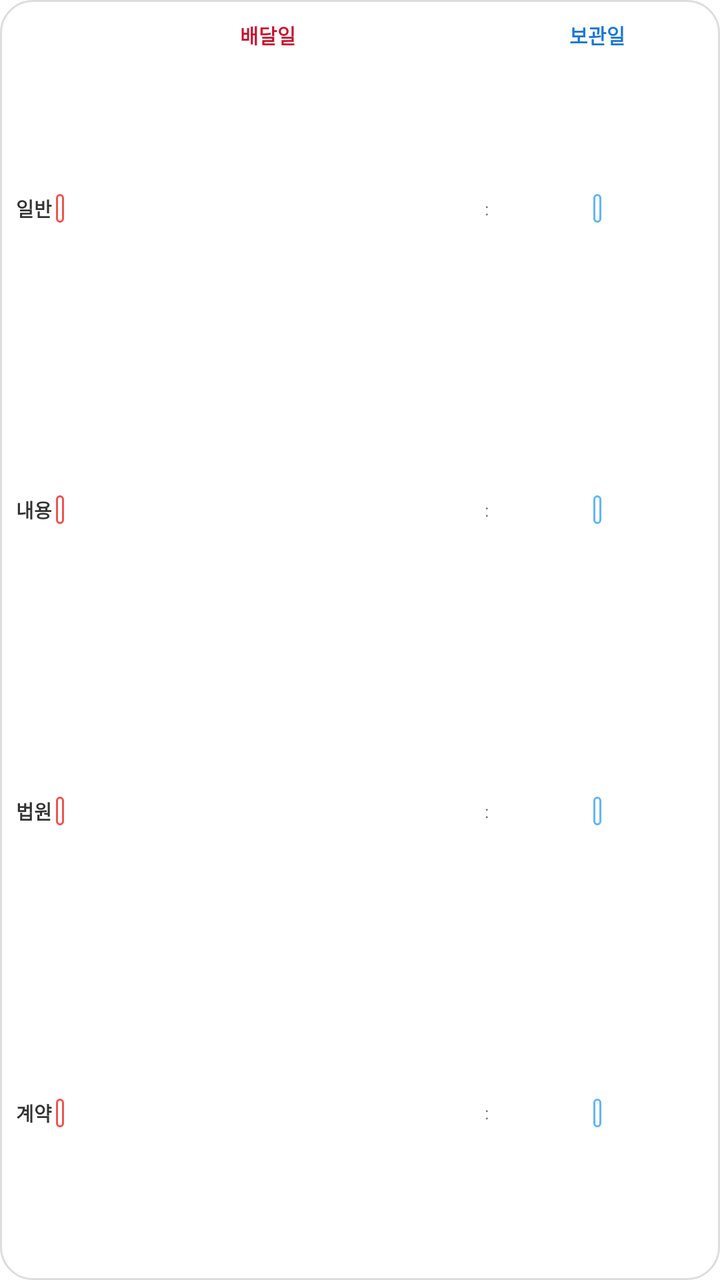
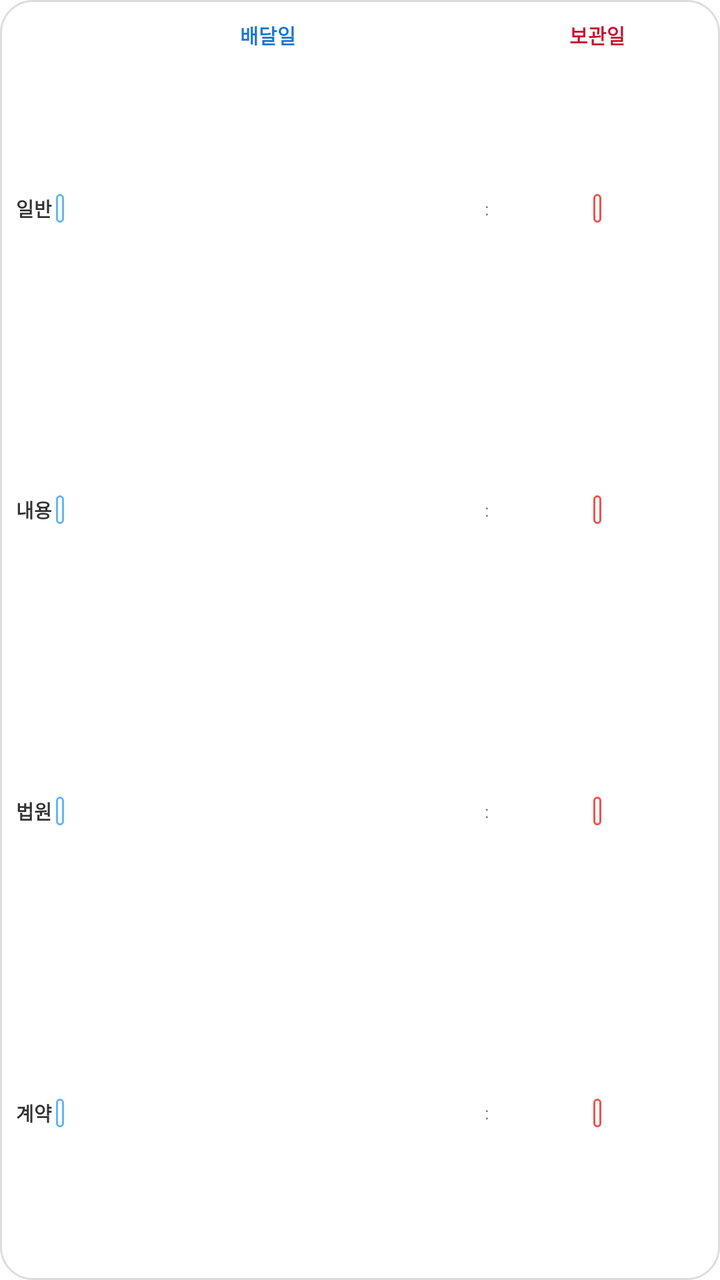

Screens rendered from an Android XML layout before and after an edit, with the pre-edit source and the edit as a unified diff.
<!-- AndroidManifest.xml: application theme Theme.BusinessDayCalculator -->
<!-- res/layout/widget_small.xml -->
<?xml version="1.0" encoding="utf-8"?>
<LinearLayout xmlns:android="http://schemas.android.com/apk/res/android"
    android:id="@+id/widget_root"
    android:layout_width="match_parent"
    android:layout_height="match_parent"
    android:background="@drawable/widget_bg"
    android:orientation="vertical"
    android:padding="8dp">

    
    <LinearLayout
        android:layout_width="match_parent"
        android:layout_height="wrap_content"
        android:orientation="horizontal"
        android:gravity="center_vertical"
        android:layout_marginBottom="2dp">

        <TextView android:layout_width="20dp" android:layout_height="wrap_content" />

        <TextView
            android:layout_width="0dp"
            android:layout_height="wrap_content"
            android:layout_weight="1"
            android:text="배달일"
            android:textColor="@color/chip_green_text"
            android:textStyle="bold"
            android:textSize="10sp"
            android:gravity="center" />

        <TextView
            android:layout_width="wrap_content"
            android:layout_height="wrap_content"
            android:text=":"
            android:visibility="invisible"
            android:paddingLeft="1dp"
            android:paddingRight="1dp" />

        <LinearLayout
            android:layout_width="0dp"
            android:layout_height="wrap_content"
            android:layout_weight="0.5"
            android:gravity="center">

            <TextView
                android:layout_width="wrap_content"
                android:layout_height="wrap_content"
                android:text="보관일"
                android:textColor="@color/chip_blue_text"
                android:textStyle="bold"
                android:textSize="10sp" />
        </LinearLayout>
    </LinearLayout>

    
    <LinearLayout
        android:layout_width="match_parent"
        android:layout_height="0dp"
        android:layout_weight="1"
        android:orientation="horizontal"
        android:gravity="center_vertical">

        <TextView
            android:id="@+id/tvTitleNormal"
            android:layout_width="20dp"
            android:layout_height="wrap_content"
            android:text="일반"
            android:textSize="9.5sp"
            android:textStyle="bold"
            android:textColor="@color/text_main" />

        <LinearLayout
            android:layout_width="0dp"
            android:layout_height="wrap_content"
            android:layout_weight="1"
            android:gravity="center_vertical|start">

            <TextView
                android:id="@+id/chipNormalDel"
                android:layout_width="wrap_content"
                android:layout_height="wrap_content"
                android:background="@drawable/chip_green"
                android:textColor="@color/chip_green_text"
                android:textSize="9sp"
                android:paddingLeft="2dp"
                android:paddingRight="2dp"
                android:paddingTop="1dp"
                android:paddingBottom="1dp"
                android:singleLine="true" />
        </LinearLayout>

        <TextView
            android:id="@+id/colonNormal"
            android:layout_width="wrap_content"
            android:layout_height="wrap_content"
            android:text=":"
            android:textColor="@color/text_secondary"
            android:paddingLeft="1dp"
            android:paddingRight="1dp"
            android:textSize="8.5sp" />

        <LinearLayout
            android:layout_width="0dp"
            android:layout_height="wrap_content"
            android:layout_weight="0.5"
            android:gravity="center">

            <TextView
                android:id="@+id/chipNormalSto"
                android:layout_width="wrap_content"
                android:layout_height="wrap_content"
                android:background="@drawable/chip_blue"
                android:textColor="@color/chip_blue_text"
                android:textSize="9sp"
                android:paddingLeft="2dp"
                android:paddingRight="2dp"
                android:paddingTop="1dp"
                android:paddingBottom="1dp"
                android:singleLine="true" />
        </LinearLayout>
    </LinearLayout>

    
    <LinearLayout
        android:layout_width="match_parent"
        android:layout_height="0dp"
        android:layout_weight="1"
        android:orientation="horizontal"
        android:gravity="center_vertical">

        <TextView
            android:id="@+id/tvTitleCert"
            android:layout_width="20dp"
            android:layout_height="wrap_content"
            android:text="내용"
            android:textSize="9.5sp"
            android:textStyle="bold"
            android:textColor="@color/text_main" />

        <LinearLayout
            android:layout_width="0dp"
            android:layout_height="wrap_content"
            android:layout_weight="1"
            android:gravity="center_vertical|start">

            <TextView
                android:id="@+id/chipCertDel"
                android:layout_width="wrap_content"
                android:layout_height="wrap_content"
                android:background="@drawable/chip_green"
                android:textColor="@color/chip_green_text"
                android:textSize="9sp"
                android:paddingLeft="2dp"
                android:paddingRight="2dp"
                android:paddingTop="1dp"
                android:paddingBottom="1dp"
                android:singleLine="true" />
        </LinearLayout>

        <TextView
            android:id="@+id/colonCert"
            android:layout_width="wrap_content"
            android:layout_height="wrap_content"
            android:text=":"
            android:textColor="@color/text_secondary"
            android:paddingLeft="1dp"
            android:paddingRight="1dp"
            android:textSize="8.5sp" />

        <LinearLayout
            android:layout_width="0dp"
            android:layout_height="wrap_content"
            android:layout_weight="0.5"
            android:gravity="center">

            <TextView
                android:id="@+id/chipCertSto"
                android:layout_width="wrap_content"
                android:layout_height="wrap_content"
                android:background="@drawable/chip_blue"
                android:textColor="@color/chip_blue_text"
                android:textSize="9sp"
                android:paddingLeft="2dp"
                android:paddingRight="2dp"
                android:paddingTop="1dp"
                android:paddingBottom="1dp"
                android:singleLine="true" />
        </LinearLayout>
    </LinearLayout>

    
    <LinearLayout
        android:layout_width="match_parent"
        android:layout_height="0dp"
        android:layout_weight="1"
        android:orientation="horizontal"
        android:gravity="center_vertical">

        <TextView
            android:id="@+id/tvTitleCourt"
            android:layout_width="20dp"
            android:layout_height="wrap_content"
            android:text="법원"
            android:textSize="9.5sp"
            android:textStyle="bold"
            android:textColor="@color/text_main" />

        <LinearLayout
            android:layout_width="0dp"
            android:layout_height="wrap_content"
            android:layout_weight="1"
            android:gravity="center_vertical|start">

            <TextView
                android:id="@+id/chipCourtDel"
                android:layout_width="wrap_content"
                android:layout_height="wrap_content"
                android:background="@drawable/chip_green"
                android:textColor="@color/chip_green_text"
                android:textSize="9sp"
                android:paddingLeft="2dp"
                android:paddingRight="2dp"
                android:paddingTop="1dp"
                android:paddingBottom="1dp"
                android:singleLine="true" />
        </LinearLayout>

        <TextView
            android:id="@+id/colonCourt"
            android:layout_width="wrap_content"
            android:layout_height="wrap_content"
            android:text=":"
            android:textColor="@color/text_secondary"
            android:paddingLeft="1dp"
            android:paddingRight="1dp"
            android:textSize="8.5sp" />

        <LinearLayout
            android:layout_width="0dp"
            android:layout_height="wrap_content"
            android:layout_weight="0.5"
            android:gravity="center">

            <TextView
                android:id="@+id/chipCourtSto"
                android:layout_width="wrap_content"
                android:layout_height="wrap_content"
                android:background="@drawable/chip_blue"
                android:textColor="@color/chip_blue_text"
                android:textSize="9sp"
                android:paddingLeft="2dp"
                android:paddingRight="2dp"
                android:paddingTop="1dp"
                android:paddingBottom="1dp"
                android:singleLine="true" />
        </LinearLayout>
    </LinearLayout>

    
    <LinearLayout
        android:layout_width="match_parent"
        android:layout_height="0dp"
        android:layout_weight="1"
        android:orientation="horizontal"
        android:gravity="center_vertical">

        <TextView
            android:id="@+id/tvTitleContract"
            android:layout_width="20dp"
            android:layout_height="wrap_content"
            android:text="계약"
            android:textSize="9.5sp"
            android:textStyle="bold"
            android:textColor="@color/text_main" />

        <LinearLayout
            android:layout_width="0dp"
            android:layout_height="wrap_content"
            android:layout_weight="1"
            android:gravity="center_vertical|start">

            <TextView
                android:id="@+id/chipContractDel"
                android:layout_width="wrap_content"
                android:layout_height="wrap_content"
                android:background="@drawable/chip_green"
                android:textColor="@color/chip_green_text"
                android:textSize="9sp"
                android:paddingLeft="2dp"
                android:paddingRight="2dp"
                android:paddingTop="1dp"
                android:paddingBottom="1dp"
                android:singleLine="true" />
        </LinearLayout>

        <TextView
            android:id="@+id/colonContract"
            android:layout_width="wrap_content"
            android:layout_height="wrap_content"
            android:text=":"
            android:textColor="@color/text_secondary"
            android:paddingLeft="1dp"
            android:paddingRight="1dp"
            android:textSize="8.5sp" />

        <LinearLayout
            android:layout_width="0dp"
            android:layout_height="wrap_content"
            android:layout_weight="0.5"
            android:gravity="center">

            <TextView
                android:id="@+id/chipContractSto"
                android:layout_width="wrap_content"
                android:layout_height="wrap_content"
                android:background="@drawable/chip_blue"
                android:textColor="@color/chip_blue_text"
                android:textSize="9sp"
                android:paddingLeft="2dp"
                android:paddingRight="2dp"
                android:paddingTop="1dp"
                android:paddingBottom="1dp"
                android:singleLine="true" />
        </LinearLayout>
    </LinearLayout>

</LinearLayout>
<!-- resources referenced by this layout -->
<resources>
  <color name="chip_blue_text">#1976D2</color>
  <color name="chip_green_text">#C8102E</color>
  <color name="text_main">#333333</color>
  <color name="text_secondary">#777777</color>
  <!-- drawable chip_blue (drawable) -->
  <?xml version="1.0" encoding="utf-8"?>
  <shape xmlns:android="http://schemas.android.com/apk/res/android"
      android:shape="rectangle">
      <corners android:radius="6dp" />
      <stroke android:width="1dp" android:color="@color/chip_blue_border" />
      <solid android:color="@color/white" />
  </shape>
  <!-- drawable chip_green (drawable) -->
  <?xml version="1.0" encoding="utf-8"?>
  <shape xmlns:android="http://schemas.android.com/apk/res/android"
      android:shape="rectangle">
      <corners android:radius="6dp" />
      <stroke android:width="1dp" android:color="@color/chip_green_border" />
      <solid android:color="@color/white" />
  </shape>
  <!-- drawable widget_bg (drawable) -->
  <?xml version="1.0" encoding="utf-8"?>
  <shape xmlns:android="http://schemas.android.com/apk/res/android"
      android:shape="rectangle">
      <solid android:color="@color/widget_background" />
      <corners android:radius="16dp" />
      <stroke android:width="1dp" android:color="#DDDDDD" />
  </shape>
  <style name="Theme.BusinessDayCalculator" parent="Base.Theme.BusinessDayCalculator" />
  <color name="chip_blue_border">#64B5F6</color>
  <color name="white">#FFFFFFFF</color>
  <color name="chip_green_border">#EF5350</color>
  <color name="widget_background">#FFFFFF</color>
  <style name="Base.Theme.BusinessDayCalculator" parent="Theme.MaterialComponents.DayNight.NoActionBar">
          
          <item name="colorPrimary">@color/primary</item>
          <item name="colorPrimaryVariant">@color/primary_variant</item>
          <item name="colorOnPrimary">@color/white</item>
          <item name="colorSecondary">@color/secondary</item>
      </style>
  <color name="primary">#C8102E</color>
  <color name="primary_variant">#A00C24</color>
  <color name="secondary">#FFEBEE</color>
</resources>

<!-- the commit's change to res/layout/widget_small.xml (unified diff, before → after) -->
@@ -22,7 +22,7 @@
             android:layout_height="wrap_content"
             android:layout_weight="1"
             android:text="배달일"
-            android:textColor="@color/chip_green_text"
+            android:textColor="@color/chip_blue_text"
             android:textStyle="bold"
             android:textSize="10sp"
             android:gravity="center" />
@@ -45,7 +45,7 @@
                 android:layout_width="wrap_content"
                 android:layout_height="wrap_content"
                 android:text="보관일"
-                android:textColor="@color/chip_blue_text"
+                android:textColor="@color/chip_green_text"
                 android:textStyle="bold"
                 android:textSize="10sp" />
         </LinearLayout>
@@ -78,8 +78,8 @@
                 android:id="@+id/chipNormalDel"
                 android:layout_width="wrap_content"
                 android:layout_height="wrap_content"
-                android:background="@drawable/chip_green"
-                android:textColor="@color/chip_green_text"
+                android:background="@drawable/chip_blue"
+                android:textColor="@color/chip_blue_text"
                 android:textSize="9sp"
                 android:paddingLeft="2dp"
                 android:paddingRight="2dp"
@@ -108,6 +108,44 @@
                 android:id="@+id/chipNormalSto"
                 android:layout_width="wrap_content"
                 android:layout_height="wrap_content"
+                android:background="@drawable/chip_green"
+                android:textColor="@color/chip_green_text"
+                android:textSize="9sp"
+                android:paddingLeft="2dp"
+                android:paddingRight="2dp"
+                android:paddingTop="1dp"
+                android:paddingBottom="1dp"
+                android:singleLine="true" />
+        </LinearLayout>
+    </LinearLayout>
+
+    
+    <LinearLayout
+        android:layout_width="match_parent"
+        android:layout_height="0dp"
+        android:layout_weight="1"
+        android:orientation="horizontal"
+        android:gravity="center_vertical">
+
+        <TextView
+            android:id="@+id/tvTitleCert"
+            android:layout_width="20dp"
+            android:layout_height="wrap_content"
+            android:text="내용"
+            android:textSize="9.5sp"
+            android:textStyle="bold"
+            android:textColor="@color/text_main" />
+
+        <LinearLayout
+            android:layout_width="0dp"
+            android:layout_height="wrap_content"
+            android:layout_weight="1"
+            android:gravity="center_vertical|start">
+
+            <TextView
+                android:id="@+id/chipCertDel"
+                android:layout_width="wrap_content"
+                android:layout_height="wrap_content"
                 android:background="@drawable/chip_blue"
                 android:textColor="@color/chip_blue_text"
                 android:textSize="9sp"
@@ -117,6 +155,36 @@
                 android:paddingBottom="1dp"
                 android:singleLine="true" />
         </LinearLayout>
+
+        <TextView
+            android:id="@+id/colonCert"
+            android:layout_width="wrap_content"
+            android:layout_height="wrap_content"
+            android:text=":"
+            android:textColor="@color/text_secondary"
+            android:paddingLeft="1dp"
+            android:paddingRight="1dp"
+            android:textSize="8.5sp" />
+
+        <LinearLayout
+            android:layout_width="0dp"
+            android:layout_height="wrap_content"
+            android:layout_weight="0.5"
+            android:gravity="center">
+
+            <TextView
+                android:id="@+id/chipCertSto"
+                android:layout_width="wrap_content"
+                android:layout_height="wrap_content"
+                android:background="@drawable/chip_green"
+                android:textColor="@color/chip_green_text"
+                android:textSize="9sp"
+                android:paddingLeft="2dp"
+                android:paddingRight="2dp"
+                android:paddingTop="1dp"
+                android:paddingBottom="1dp"
+                android:singleLine="true" />
+        </LinearLayout>
     </LinearLayout>
 
     
@@ -128,10 +196,10 @@
         android:gravity="center_vertical">
 
         <TextView
-            android:id="@+id/tvTitleCert"
+            android:id="@+id/tvTitleCourt"
             android:layout_width="20dp"
             android:layout_height="wrap_content"
-            android:text="내용"
+            android:text="법원"
             android:textSize="9.5sp"
             android:textStyle="bold"
             android:textColor="@color/text_main" />
@@ -143,21 +211,21 @@
             android:gravity="center_vertical|start">
 
             <TextView
-                android:id="@+id/chipCertDel"
-                android:layout_width="wrap_content"
-                android:layout_height="wrap_content"
-                android:background="@drawable/chip_green"
-                android:textColor="@color/chip_green_text"
-                android:textSize="9sp"
-                android:paddingLeft="2dp"
-                android:paddingRight="2dp"
-                android:paddingTop="1dp"
-                android:paddingBottom="1dp"
-                android:singleLine="true" />
-        </LinearLayout>
-
-        <TextView
-            android:id="@+id/colonCert"
+                android:id="@+id/chipCourtDel"
+                android:layout_width="wrap_content"
+                android:layout_height="wrap_content"
+                android:background="@drawable/chip_blue"
+                android:textColor="@color/chip_blue_text"
+                android:textSize="9sp"
+                android:paddingLeft="2dp"
+                android:paddingRight="2dp"
+                android:paddingTop="1dp"
+                android:paddingBottom="1dp"
+                android:singleLine="true" />
+        </LinearLayout>
+
+        <TextView
+            android:id="@+id/colonCourt"
             android:layout_width="wrap_content"
             android:layout_height="wrap_content"
             android:text=":"
@@ -173,7 +241,45 @@
             android:gravity="center">
 
             <TextView
-                android:id="@+id/chipCertSto"
+                android:id="@+id/chipCourtSto"
+                android:layout_width="wrap_content"
+                android:layout_height="wrap_content"
+                android:background="@drawable/chip_green"
+                android:textColor="@color/chip_green_text"
+                android:textSize="9sp"
+                android:paddingLeft="2dp"
+                android:paddingRight="2dp"
+                android:paddingTop="1dp"
+                android:paddingBottom="1dp"
+                android:singleLine="true" />
+        </LinearLayout>
+    </LinearLayout>
+
+    
+    <LinearLayout
+        android:layout_width="match_parent"
+        android:layout_height="0dp"
+        android:layout_weight="1"
+        android:orientation="horizontal"
+        android:gravity="center_vertical">
+
+        <TextView
+            android:id="@+id/tvTitleContract"
+            android:layout_width="20dp"
+            android:layout_height="wrap_content"
+            android:text="계약"
+            android:textSize="9.5sp"
+            android:textStyle="bold"
+            android:textColor="@color/text_main" />
+
+        <LinearLayout
+            android:layout_width="0dp"
+            android:layout_height="wrap_content"
+            android:layout_weight="1"
+            android:gravity="center_vertical|start">
+
+            <TextView
+                android:id="@+id/chipContractDel"
                 android:layout_width="wrap_content"
                 android:layout_height="wrap_content"
                 android:background="@drawable/chip_blue"
@@ -185,47 +291,9 @@
                 android:paddingBottom="1dp"
                 android:singleLine="true" />
         </LinearLayout>
-    </LinearLayout>
-
-    
-    <LinearLayout
-        android:layout_width="match_parent"
-        android:layout_height="0dp"
-        android:layout_weight="1"
-        android:orientation="horizontal"
-        android:gravity="center_vertical">
-
-        <TextView
-            android:id="@+id/tvTitleCourt"
-            android:layout_width="20dp"
-            android:layout_height="wrap_content"
-            android:text="법원"
-            android:textSize="9.5sp"
-            android:textStyle="bold"
-            android:textColor="@color/text_main" />
-
-        <LinearLayout
-            android:layout_width="0dp"
-            android:layout_height="wrap_content"
-            android:layout_weight="1"
-            android:gravity="center_vertical|start">
-
-            <TextView
-                android:id="@+id/chipCourtDel"
-                android:layout_width="wrap_content"
-                android:layout_height="wrap_content"
-                android:background="@drawable/chip_green"
-                android:textColor="@color/chip_green_text"
-                android:textSize="9sp"
-                android:paddingLeft="2dp"
-                android:paddingRight="2dp"
-                android:paddingTop="1dp"
-                android:paddingBottom="1dp"
-                android:singleLine="true" />
-        </LinearLayout>
-
-        <TextView
-            android:id="@+id/colonCourt"
+
+        <TextView
+            android:id="@+id/colonContract"
             android:layout_width="wrap_content"
             android:layout_height="wrap_content"
             android:text=":"
@@ -241,45 +309,7 @@
             android:gravity="center">
 
             <TextView
-                android:id="@+id/chipCourtSto"
-                android:layout_width="wrap_content"
-                android:layout_height="wrap_content"
-                android:background="@drawable/chip_blue"
-                android:textColor="@color/chip_blue_text"
-                android:textSize="9sp"
-                android:paddingLeft="2dp"
-                android:paddingRight="2dp"
-                android:paddingTop="1dp"
-                android:paddingBottom="1dp"
-                android:singleLine="true" />
-        </LinearLayout>
-    </LinearLayout>
-
-    
-    <LinearLayout
-        android:layout_width="match_parent"
-        android:layout_height="0dp"
-        android:layout_weight="1"
-        android:orientation="horizontal"
-        android:gravity="center_vertical">
-
-        <TextView
-            android:id="@+id/tvTitleContract"
-            android:layout_width="20dp"
-            android:layout_height="wrap_content"
-            android:text="계약"
-            android:textSize="9.5sp"
-            android:textStyle="bold"
-            android:textColor="@color/text_main" />
-
-        <LinearLayout
-            android:layout_width="0dp"
-            android:layout_height="wrap_content"
-            android:layout_weight="1"
-            android:gravity="center_vertical|start">
-
-            <TextView
-                android:id="@+id/chipContractDel"
+                android:id="@+id/chipContractSto"
                 android:layout_width="wrap_content"
                 android:layout_height="wrap_content"
                 android:background="@drawable/chip_green"
@@ -291,36 +321,6 @@
                 android:paddingBottom="1dp"
                 android:singleLine="true" />
         </LinearLayout>
-
-        <TextView
-            android:id="@+id/colonContract"
-            android:layout_width="wrap_content"
-            android:layout_height="wrap_content"
-            android:text=":"
-            android:textColor="@color/text_secondary"
-            android:paddingLeft="1dp"
-            android:paddingRight="1dp"
-            android:textSize="8.5sp" />
-
-        <LinearLayout
-            android:layout_width="0dp"
-            android:layout_height="wrap_content"
-            android:layout_weight="0.5"
-            android:gravity="center">
-
-            <TextView
-                android:id="@+id/chipContractSto"
-                android:layout_width="wrap_content"
-                android:layout_height="wrap_content"
-                android:background="@drawable/chip_blue"
-                android:textColor="@color/chip_blue_text"
-                android:textSize="9sp"
-                android:paddingLeft="2dp"
-                android:paddingRight="2dp"
-                android:paddingTop="1dp"
-                android:paddingBottom="1dp"
-                android:singleLine="true" />
-        </LinearLayout>
     </LinearLayout>
 
 </LinearLayout>
